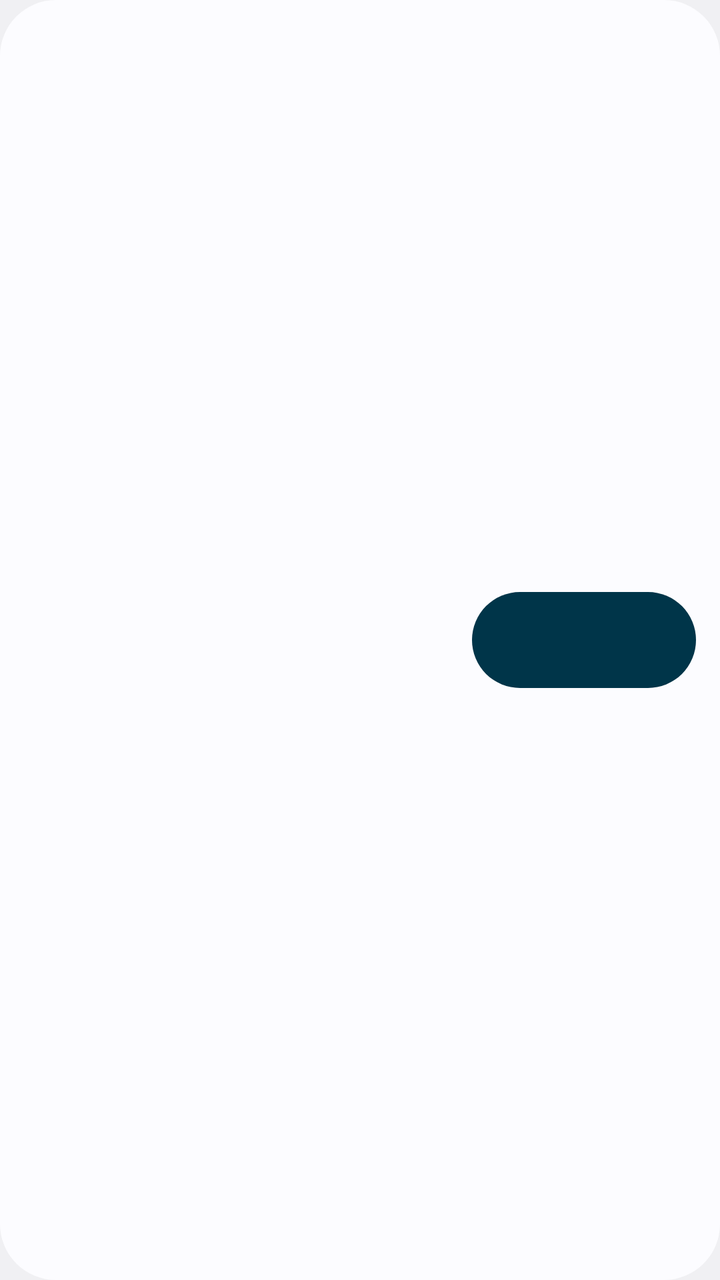
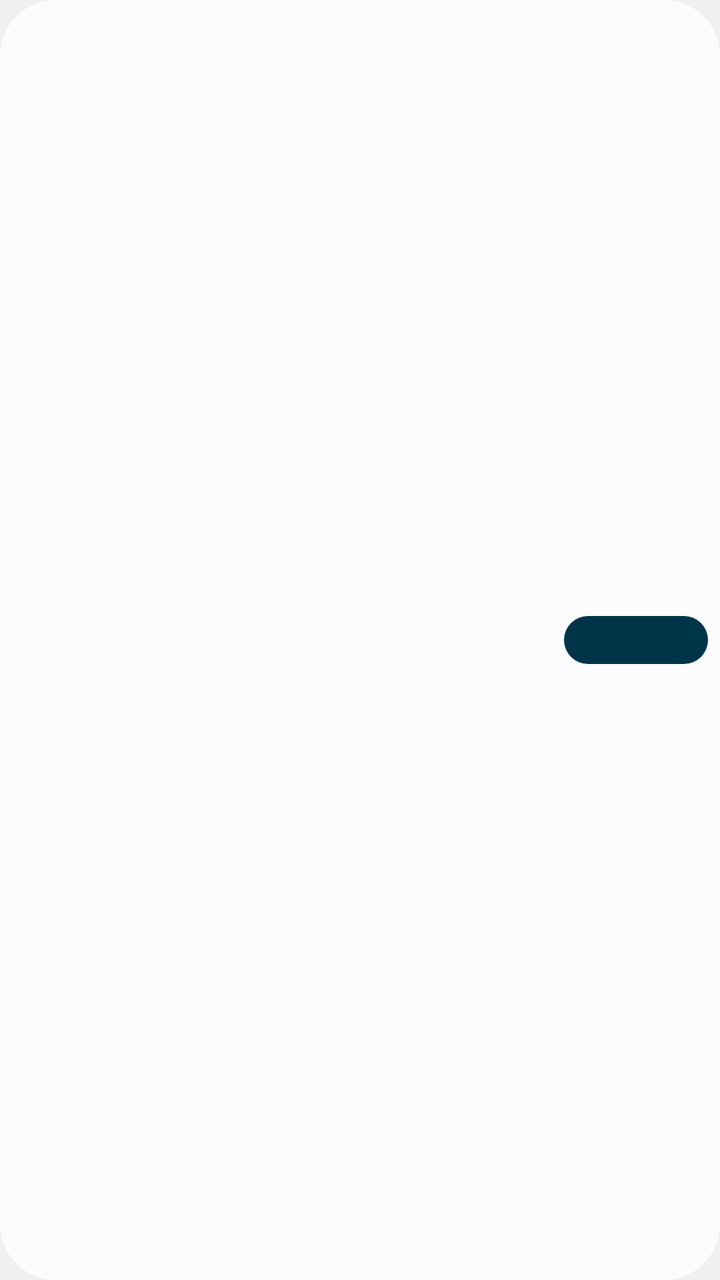

Screens rendered from an Android XML layout before and after an edit, with the pre-edit source and the edit as a unified diff.
<!-- AndroidManifest.xml: application theme Theme.App -->
<!-- res/layout/widget_brew_wide.xml -->
<?xml version="1.0" encoding="utf-8"?>
<LinearLayout xmlns:android="http://schemas.android.com/apk/res/android"
    android:layout_width="match_parent"
    android:layout_height="match_parent"
    android:background="@drawable/widget_brew_background"
    android:gravity="center_vertical"
    android:orientation="horizontal"
    android:padding="12dp">

    <LinearLayout android:id="@+id/widget_last_brew" android:layout_width="0dp" android:layout_height="wrap_content" android:layout_weight="1" android:orientation="vertical">
    <TextView android:id="@+id/widget_title" android:layout_width="match_parent" android:layout_height="wrap_content"
        android:textColor="@color/widget_secondary_text" android:textSize="12sp" />
    <TextView android:id="@+id/widget_coffee" android:layout_width="match_parent" android:layout_height="wrap_content"
        android:maxLines="1" android:textColor="@color/widget_primary_text" android:textSize="16sp" android:textStyle="bold" />
    <TextView android:id="@+id/widget_method" android:layout_width="match_parent" android:layout_height="wrap_content"
        android:maxLines="2" android:textColor="@color/widget_secondary_text" android:textSize="12sp" />
    <TextView android:id="@+id/widget_time" android:layout_width="match_parent" android:layout_height="wrap_content"
        android:textColor="@color/widget_secondary_text" android:textSize="12sp" />
    </LinearLayout>

    <LinearLayout android:id="@+id/widget_empty_content" android:layout_width="0dp" android:layout_height="wrap_content" android:layout_weight="1" android:orientation="vertical" android:visibility="gone">
        <TextView android:id="@+id/widget_empty_title" android:layout_width="match_parent" android:layout_height="wrap_content"
            android:textColor="@color/widget_primary_text" android:textSize="14sp" android:textStyle="bold" />
        <TextView android:id="@+id/widget_empty_start" android:layout_width="match_parent" android:layout_height="wrap_content"
            android:text="@string/widget_empty_start" android:textColor="@color/widget_secondary_text" android:textSize="12sp" />
    </LinearLayout>

    <FrameLayout android:id="@+id/widget_action" android:layout_width="112dp" android:layout_height="48dp"
        android:layout_marginStart="8dp" android:background="@drawable/widget_action_background" android:gravity="center">
        <TextView android:id="@+id/widget_action_label" android:layout_width="wrap_content" android:layout_height="wrap_content" android:layout_gravity="center"
            android:textColor="@color/widget_action_text" android:textSize="13sp" android:textStyle="bold" />
    </FrameLayout>
</LinearLayout>
<!-- resources referenced by this layout -->
<resources>
  <color name="widget_action_text">@android:color/system_neutral1_0</color>
  <color name="widget_primary_text">@android:color/system_neutral1_900</color>
  <color name="widget_secondary_text">@android:color/system_neutral1_700</color>
  <!-- drawable widget_action_background (drawable) -->
  <?xml version="1.0" encoding="utf-8"?>
  <shape xmlns:android="http://schemas.android.com/apk/res/android" android:shape="rectangle">
      <solid android:color="@color/widget_action_background" />
      <corners android:radius="26dp" />
  </shape>
  <!-- drawable widget_brew_background (drawable) -->
  <?xml version="1.0" encoding="utf-8"?>
  <shape xmlns:android="http://schemas.android.com/apk/res/android" android:shape="rectangle">
      <solid android:color="@color/widget_background" />
      <corners android:radius="@android:dimen/system_app_widget_background_radius" />
  </shape>
  <string name="widget_empty_start">Start a brew</string>
  <style name="Theme.App" parent="android:Theme.DeviceDefault.Light.NoActionBar" />
  <color name="widget_action_background">@android:color/system_accent1_800</color>
  <color name="widget_background">@android:color/system_neutral1_10</color>
</resources>

<!-- the commit's change to res/layout/widget_brew_wide.xml (unified diff, before → after) -->
@@ -5,17 +5,18 @@
     android:background="@drawable/widget_brew_background"
     android:gravity="center_vertical"
     android:orientation="horizontal"
-    android:padding="12dp">
+    android:paddingHorizontal="6dp"
+    android:paddingVertical="2dp">
 
     <LinearLayout android:id="@+id/widget_last_brew" android:layout_width="0dp" android:layout_height="wrap_content" android:layout_weight="1" android:orientation="vertical">
     <TextView android:id="@+id/widget_title" android:layout_width="match_parent" android:layout_height="wrap_content"
-        android:textColor="@color/widget_secondary_text" android:textSize="12sp" />
+        android:includeFontPadding="false" android:textColor="@color/widget_secondary_text" android:textSize="8sp" />
     <TextView android:id="@+id/widget_coffee" android:layout_width="match_parent" android:layout_height="wrap_content"
-        android:maxLines="1" android:textColor="@color/widget_primary_text" android:textSize="16sp" android:textStyle="bold" />
+        android:ellipsize="end" android:maxLines="1" android:includeFontPadding="false" android:textColor="@color/widget_primary_text" android:textSize="9sp" android:textStyle="bold" />
     <TextView android:id="@+id/widget_method" android:layout_width="match_parent" android:layout_height="wrap_content"
-        android:maxLines="2" android:textColor="@color/widget_secondary_text" android:textSize="12sp" />
+        android:maxLines="1" android:includeFontPadding="false" android:textColor="@color/widget_secondary_text" android:textSize="8sp" />
     <TextView android:id="@+id/widget_time" android:layout_width="match_parent" android:layout_height="wrap_content"
-        android:textColor="@color/widget_secondary_text" android:textSize="12sp" />
+        android:includeFontPadding="false" android:textColor="@color/widget_secondary_text" android:textSize="8sp" />
     </LinearLayout>
 
     <LinearLayout android:id="@+id/widget_empty_content" android:layout_width="0dp" android:layout_height="wrap_content" android:layout_weight="1" android:orientation="vertical" android:visibility="gone">
@@ -25,9 +26,9 @@
             android:text="@string/widget_empty_start" android:textColor="@color/widget_secondary_text" android:textSize="12sp" />
     </LinearLayout>
 
-    <FrameLayout android:id="@+id/widget_action" android:layout_width="112dp" android:layout_height="48dp"
-        android:layout_marginStart="8dp" android:background="@drawable/widget_action_background" android:gravity="center">
+    <FrameLayout android:id="@+id/widget_action" android:layout_width="72dp" android:layout_height="24dp"
+        android:layout_marginStart="6dp" android:background="@drawable/widget_action_background" android:gravity="center">
         <TextView android:id="@+id/widget_action_label" android:layout_width="wrap_content" android:layout_height="wrap_content" android:layout_gravity="center"
-            android:textColor="@color/widget_action_text" android:textSize="13sp" android:textStyle="bold" />
+            android:textColor="@color/widget_action_text" android:textSize="8sp" android:textStyle="bold" />
     </FrameLayout>
 </LinearLayout>
